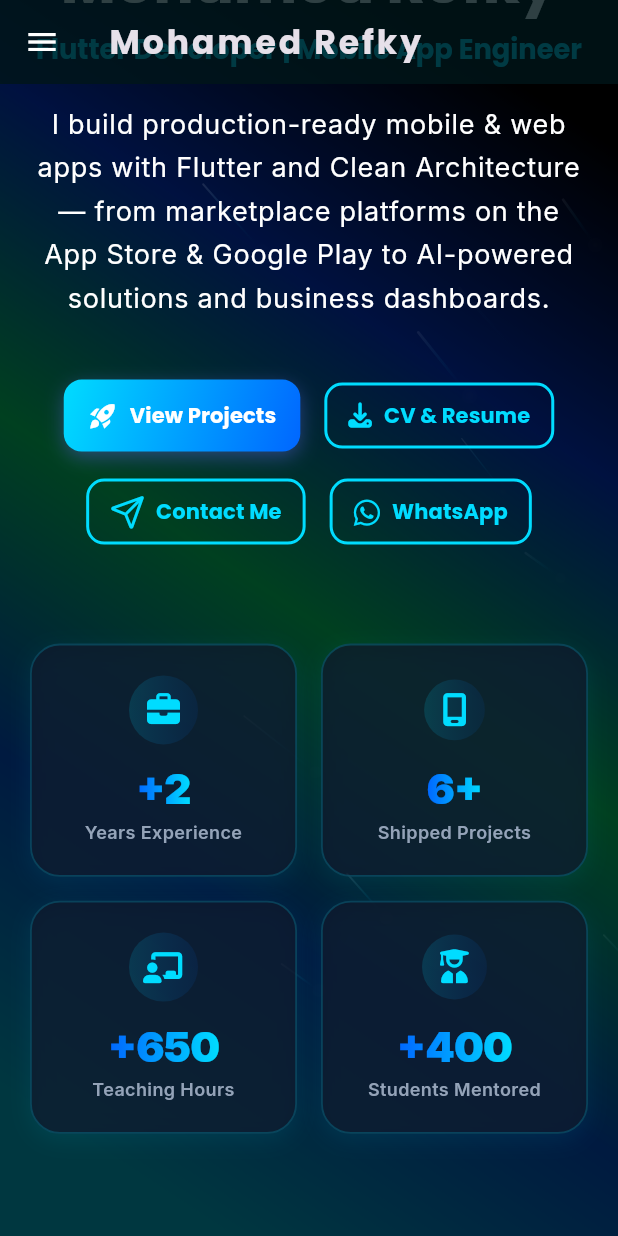
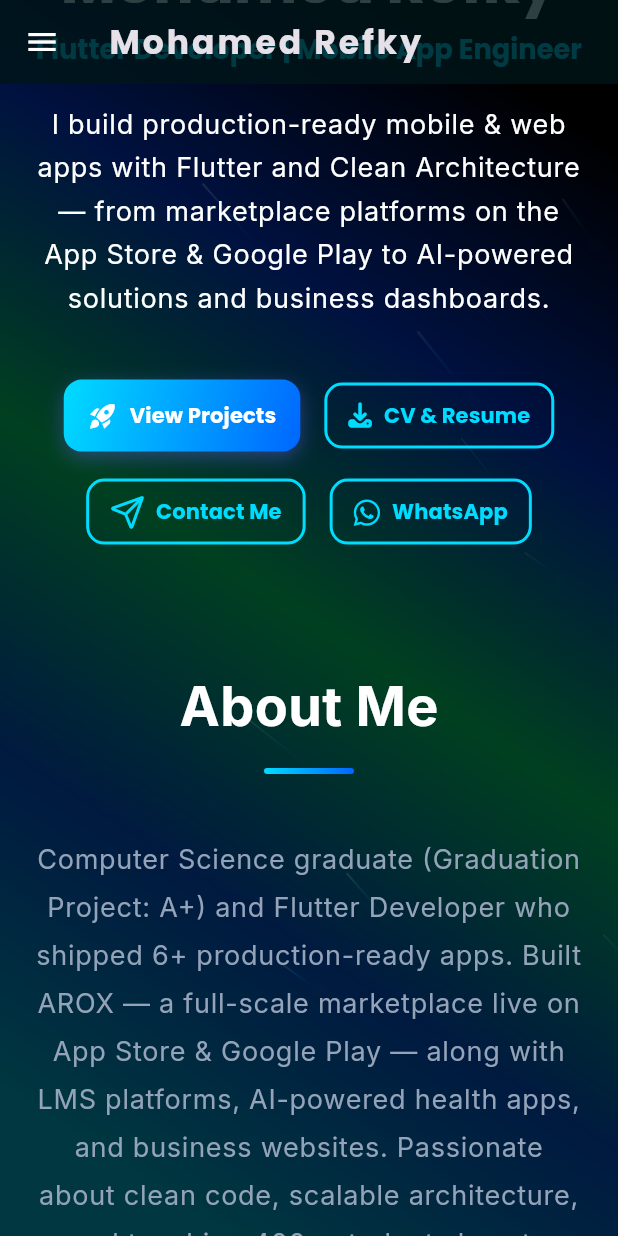
Before and after one commit to MohamedRefky/Mohamed-Refky-Portfolio, a Flutter app: the screen it shows after launch, scrolled down 576 dp, on a phone screen of 412 x 824 dp. Run offline on Flutter 3.47's test engine with Material 3 defaults, Android fonts, the phone set to English and light mode, and no system bars; drawn by our look-alikes of flutter_animate; our stand-ins replace animated_text_kit, font_awesome_flutter, google_fonts, responsive_framework; missing offline and left inert: dart:js_interop.

Commit message:
feat: add portfolio data JSON and home page implementation

```diff
--- a/assets/data/portfolio_data.json
+++ b/assets/data/portfolio_data.json
@@ -3,7 +3,7 @@
     "name": "Mohamed Refky",
     "title": "Flutter Developer | Mobile App Engineer",
     "description": "I build production-ready mobile & web apps with Flutter and Clean Architecture — from marketplace platforms on the App Store & Google Play to AI-powered solutions and business dashboards.",
-    "about": "Computer Science graduate (Graduation Project: A+) and Flutter Developer who shipped 5+ production-ready apps. Built AROX — a full-scale marketplace live on App Store & Google Play — along with LMS platforms, AI-powered health apps, and business websites. Passionate about clean code, scalable architecture, and teaching 400+ students how to code.",
+    "about": "Computer Science graduate (Graduation Project: A+) and Flutter Developer who shipped 6+ production-ready apps. Built AROX — a full-scale marketplace live on App Store & Google Play — along with LMS platforms, AI-powered health apps, and business websites. Passionate about clean code, scalable architecture, and teaching 400+ students how to code.",
     "image": "assets/images/my_image.jpg",
     "cv": "https://drive.google.com/file/d/1DhmkxmSVydc2uxzJtuN9VmY5KluUZ2UG/view?usp=drive_link",
     "github": "https://github.com/MohamedRefky",
--- a/lib/pages/home_page.dart
+++ b/lib/pages/home_page.dart
@@ -4,7 +4,6 @@ import '../core/theme/app_colors.dart';
 import '../core/constants/app_constants.dart';
 import '../widgets/animations/animated_gradient_background.dart';
 import '../sections/hero_section.dart';
-import '../sections/key_metrics_section.dart';
 import '../sections/about_section.dart';
 import '../sections/projects_section.dart';
 import '../sections/tech_stack_section.dart';
@@ -197,7 +196,6 @@ class _HomePageState extends State<HomePage> {
                     onContactMe: () => _scrollToSection(_contactKey),
                     onViewServices: () => _scrollToSection(_servicesKey),
                   ),
-                  const KeyMetricsSection(),
                   AboutSection(key: _aboutKey),
                   const ExpertiseSection(),
                   ServicesSection(key: _servicesKey),
--- a/lib/sections/key_metrics_section.dart
+++ /dev/null
@@ -1,205 +0,0 @@
-import 'package:flutter/material.dart';
-import 'package:flutter_animate/flutter_animate.dart';
-import 'package:font_awesome_flutter/font_awesome_flutter.dart';
-import 'package:responsive_framework/responsive_framework.dart';
-import '../../core/data/portfolio_data.dart';
-import '../../core/models/portfolio_models.dart';
-import '../../core/theme/app_colors.dart';
-import '../../core/utils/icon_helper.dart';
-
-class KeyMetricsSection extends StatelessWidget {
-  const KeyMetricsSection({super.key});
-
-  @override
-  Widget build(BuildContext context) {
-    final isMobile = ResponsiveBreakpoints.of(context).isMobile;
-    final isTablet = ResponsiveBreakpoints.of(context).isTablet;
-    final stats = PortfolioData.stats;
-
-    if (stats.isEmpty) return const SizedBox.shrink();
-
-    return Container(
-      width: double.infinity,
-      padding: EdgeInsets.symmetric(
-        horizontal: isMobile ? 20 : (isTablet ? 40 : 80),
-        vertical: isMobile ? 24 : 40,
-      ),
-      child: Center(
-        child: Container(
-          constraints: const BoxConstraints(maxWidth: 1200),
-          child: LayoutBuilder(
-            builder: (context, constraints) {
-              final count = stats.length;
-              double cardWidth;
-              if (isMobile) {
-                cardWidth = (constraints.maxWidth - 16) / 2;
-              } else if (isTablet) {
-                cardWidth = (constraints.maxWidth - 20) / 2;
-              } else {
-                final desktopCols = count.clamp(1, 5);
-                cardWidth =
-                    (constraints.maxWidth - (20 * (desktopCols - 1))) /
-                        desktopCols;
-              }
-
-              return Wrap(
-                spacing: isMobile ? 16 : 20,
-                runSpacing: isMobile ? 16 : 20,
-                alignment: WrapAlignment.center,
-                children: stats.asMap().entries.map((entry) {
-                  final index = entry.key;
-                  final stat = entry.value;
-
-                  final isLastOnMobileOdd = isMobile &&
-                      stats.length.isOdd &&
-                      index == stats.length - 1;
-
-                  return SizedBox(
-                    width: isLastOnMobileOdd ? constraints.maxWidth : cardWidth,
-                    child: _MetricCard(
-                      stat: stat,
-                      isWide: isLastOnMobileOdd,
-                    )
-                        .animate(delay: (100 * index).ms)
-                        .fadeIn(duration: 500.ms)
-                        .slideY(begin: 0.25, end: 0)
-                        .scale(begin: const Offset(0.9, 0.9)),
-                  );
-                }).toList(),
-              );
-            },
-          ),
-        ),
-      ),
-    );
-  }
-}
-
-class _MetricCard extends StatefulWidget {
-  final StatModel stat;
-  final bool isWide;
-
-  const _MetricCard({
-    required this.stat,
-    this.isWide = false,
-  });
-
-  @override
-  State<_MetricCard> createState() => _MetricCardState();
-}
-
-class _MetricCardState extends State<_MetricCard> {
-  bool _isHovered = false;
-
-  @override
-  Widget build(BuildContext context) {
-    final isDark = Theme.of(context).brightness == Brightness.dark;
-    final isMobile = ResponsiveBreakpoints.of(context).isMobile;
-
-    return MouseRegion(
-      onEnter: (_) => setState(() => _isHovered = true),
-      onExit: (_) => setState(() => _isHovered = false),
-      cursor: SystemMouseCursors.basic,
-      child: AnimatedContainer(
-        duration: const Duration(milliseconds: 250),
-        curve: Curves.easeOutCubic,
-        transform: Matrix4.identity()
-          ..translate(0.0, _isHovered ? -6.0 : 0.0),
-        padding: EdgeInsets.symmetric(
-          horizontal: widget.isWide ? 24 : 16,
-          vertical: isMobile ? 20 : 24,
-        ),
-        decoration: BoxDecoration(
-          borderRadius: BorderRadius.circular(20),
-          color: isDark
-              ? (_isHovered
-                  ? const Color(0xFF1E293B).withValues(alpha: 0.95)
-                  : const Color(0xFF0F172A).withValues(alpha: 0.75))
-              : (_isHovered ? Colors.white : Colors.white.withValues(alpha: 0.85)),
-          border: Border.all(
-            color: _isHovered
-                ? AppColors.secondary.withValues(alpha: 0.8)
-                : AppColors.primary.withValues(alpha: 0.2),
-            width: _isHovered ? 1.8 : 1.2,
-          ),
-          boxShadow: [
-            BoxShadow(
-              color: _isHovered
-                  ? AppColors.primary.withValues(alpha: 0.35)
-                  : AppColors.primary.withValues(alpha: 0.08),
-              blurRadius: _isHovered ? 24 : 12,
-              offset: Offset(0, _isHovered ? 8 : 4),
-            ),
-          ],
-        ),
-        child: Column(
-          mainAxisSize: MainAxisSize.min,
-          mainAxisAlignment: MainAxisAlignment.center,
-          crossAxisAlignment: CrossAxisAlignment.center,
-          children: [
-            // Icon Pill
-            AnimatedContainer(
-              duration: const Duration(milliseconds: 250),
-              padding: const EdgeInsets.all(12),
-              decoration: BoxDecoration(
-                shape: BoxShape.circle,
-                gradient: LinearGradient(
-                  colors: _isHovered
-                      ? [
-                          AppColors.secondary.withValues(alpha: 0.3),
-                          AppColors.primary.withValues(alpha: 0.3),
-                        ]
-                      : [
-                          AppColors.primary.withValues(alpha: 0.15),
-                          AppColors.secondary.withValues(alpha: 0.08),
-                        ],
-                ),
-              ),
-              child: FaIcon(
-                IconHelper.getIcon(widget.stat.icon),
-                size: isMobile ? 22 : 26,
-                color: _isHovered ? AppColors.secondary : AppColors.primary,
-              ),
-            ),
-            const SizedBox(height: 14),
-
-            // Number Stat
-            ShaderMask(
-              shaderCallback: (bounds) => LinearGradient(
-                colors: _isHovered
-                    ? [Colors.white, AppColors.secondary]
-                    : [AppColors.secondary, AppColors.primary],
-              ).createShader(bounds),
-              child: Text(
-                widget.stat.title,
-                style: TextStyle(
-                  fontSize: isMobile ? 28 : 34,
-                  fontWeight: FontWeight.w900,
-                  color: Colors.white,
-                  letterSpacing: -0.5,
-                  height: 1.1,
-                ),
-                textAlign: TextAlign.center,
-              ),
-            ),
-            const SizedBox(height: 6),
-
-            // Subtitle
-            Text(
-              widget.stat.subtitle,
-              style: TextStyle(
-                fontSize: isMobile ? 12 : 13,
-                fontWeight: FontWeight.w600,
-                color: AppColors.textSecondary,
-                height: 1.3,
-              ),
-              textAlign: TextAlign.center,
-              maxLines: 2,
-              overflow: TextOverflow.ellipsis,
-            ),
-          ],
-        ),
-      ),
-    );
-  }
-}
```
